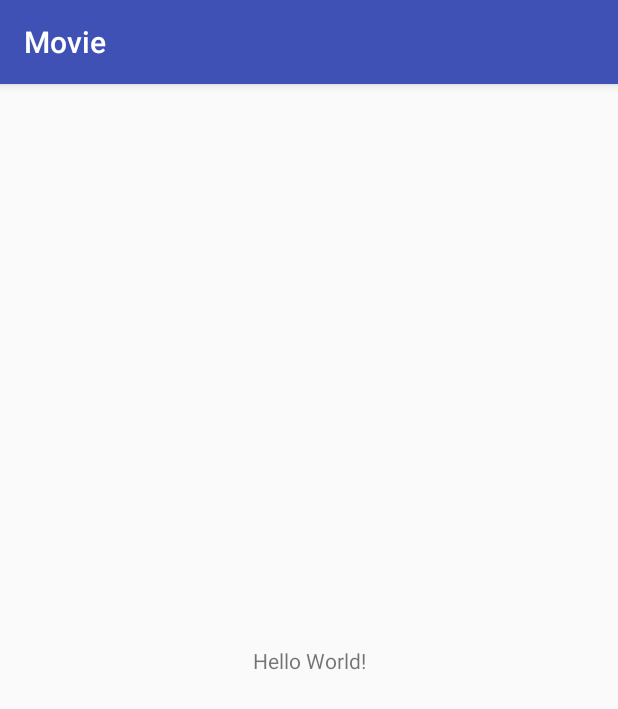
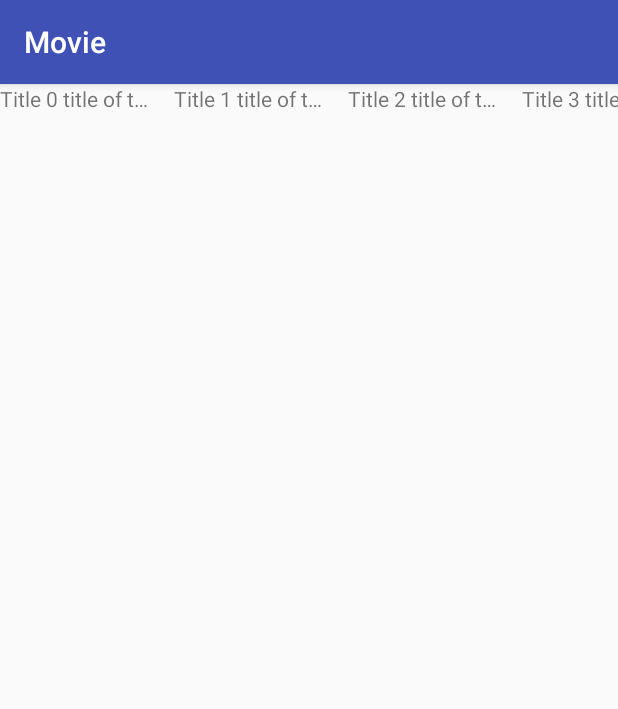
Before and after one commit to TripleTeam/Chuzi, an Android app: the screen it shows after launch (MainActivity), on a phone screen of 412 x 824 dp. Shown: the top 709 px of the screen. Run offline under Robolectric (Android 15) with nearby library versions, the phone set to English and light mode, and no system bars; our stand-ins replace RxJava; pictures from the network do not load.

Commit message:
add recycler view for movies

```diff
--- a/app/build.gradle
+++ b/app/build.gradle
@@ -21,6 +21,7 @@ android {
 dependencies {
     implementation fileTree(dir: 'libs', include: ['*.jar'])
     implementation 'com.android.support:appcompat-v7:26.1.0'
+    implementation 'com.android.support:recyclerview-v7:26.1.0'
     implementation 'com.android.support.constraint:constraint-layout:1.0.2'
 
     implementation 'com.squareup.retrofit2:retrofit:2.3.0'
@@ -31,5 +32,9 @@ dependencies {
     implementation "io.reactivex.rxjava2:rxjava:2.1.6"
     compile 'io.reactivex.rxjava2:rxandroid:2.0.1'
 
+
+    compile 'com.github.bumptech.glide:glide:4.3.1'
+    annotationProcessor 'com.github.bumptech.glide:compiler:4.3.1'
+
     testImplementation 'junit:junit:4.12'
 }
--- a/app/src/main/AndroidManifest.xml
+++ b/app/src/main/AndroidManifest.xml
@@ -1,6 +1,8 @@
 <?xml version="1.0" encoding="utf-8"?>
 <manifest xmlns:android="http://schemas.android.com/apk/res/android"
     package="com.want.movie">
+
+    <uses-permission android:name="android.permission.INTERNET" />
 
     <application
         android:name=".ui.App"
--- a/app/src/main/java/com/want/movie/model/data/MovieRepositoryMock.java
+++ b/app/src/main/java/com/want/movie/model/data/MovieRepositoryMock.java
@@ -34,6 +34,6 @@ public enum MovieRepositoryMock implements MovieRepository {
     private Movie generateMovie(int position) {
         String cover = "https://images-na.ssl-images-amazon.com/images/M/MV5BMTMxNTMwODM0NF5BMl5BanBnXkFtZTcwODAyMTk2Mw@@._V1_UX182_CR0,0,182,268_AL_.jpg";
         String url = "http://www.imdb.com/title/tt0468569/";
-        return new Movie("Title" + position, cover, url);
+        return new Movie("Title " + position + " title of the film will be here", cover, url);
     }
 }
--- a/app/src/main/java/com/want/movie/ui/App.java
+++ b/app/src/main/java/com/want/movie/ui/App.java
@@ -1,12 +1,28 @@
 package com.want.movie.ui;
 
 import android.app.Application;
+import android.content.Context;
 
 import com.want.movie.model.data.MovieRepository;
 import com.want.movie.model.data.MovieRepositoryMock;
 
+
+/**
+ * App contains a lot of hack logic for DI. It should be redesigned in testable way
+ */
 public class App extends Application {
 
+    private static App instance;
+
+    @Override
+    public void onCreate() {
+        super.onCreate();
+        instance = this;
+    }
+
+    public static Context getContext() {
+        return instance.getApplicationContext();
+    }
 
     public static MovieRepository getMovieRepository() {
         return MovieRepositoryMock.INSTANCE;
--- a/app/src/main/java/com/want/movie/ui/activities/MainActivity.java
+++ b/app/src/main/java/com/want/movie/ui/activities/MainActivity.java
@@ -1,15 +1,84 @@
 package com.want.movie.ui.activities;
 
+import android.support.annotation.NonNull;
 import android.support.v7.app.AppCompatActivity;
 import android.os.Bundle;
+import android.support.v7.widget.LinearLayoutManager;
+import android.support.v7.widget.RecyclerView;
+import android.widget.Toast;
 
 import com.want.movie.R;
+import com.want.movie.model.entities.Filter;
+import com.want.movie.model.entities.Movie;
+import com.want.movie.ui.App;
+import com.want.movie.ui.adapters.MoviesAdapter;
+import com.want.movie.ui.decorations.HorizontalSpaceDecoration;
+
+import java.util.ArrayList;
+import java.util.Collections;
+import java.util.List;
+
+import io.reactivex.Scheduler;
+import io.reactivex.android.schedulers.AndroidSchedulers;
+import io.reactivex.functions.Consumer;
+import io.reactivex.schedulers.Schedulers;
 
 public class MainActivity extends AppCompatActivity {
+
+    RecyclerView movieRecyclerView;
+
+    private final List<Movie> movies = new ArrayList<>();
+    private final Filter filter = new Filter(50, 50, 50, 50);
 
     @Override
     protected void onCreate(Bundle savedInstanceState) {
         super.onCreate(savedInstanceState);
         setContentView(R.layout.activity_main);
+        initRecyclerView();
+
+        fetchData();
+    }
+
+    private void initRecyclerView() {
+        movieRecyclerView = findViewById(R.id.movieRecyclerView);
+        movieRecyclerView.setLayoutManager(new LinearLayoutManager(this, LinearLayoutManager.HORIZONTAL, false));
+        movieRecyclerView.setAdapter(new MoviesAdapter(movies));
+
+        int spacePx = getResources().getDimensionPixelSize(R.dimen.movie_horizontal_space);
+        movieRecyclerView.addItemDecoration(new HorizontalSpaceDecoration(spacePx));
+    }
+
+    // TODO: 25/11/2017 get out from activity
+    private void fetchData() {
+        App
+                .getMovieRepository()
+                .getMovies(filter)
+                .subscribeOn(Schedulers.io())
+                .observeOn(AndroidSchedulers.mainThread())
+                .subscribe(onSuccess(), onError());
+    }
+
+    @NonNull
+    private Consumer<List<Movie>> onSuccess() {
+        return new Consumer<List<Movie>>() {
+            @Override
+            public void accept(List<Movie> movieList) throws Exception {
+                // TODO: 25/11/2017 use DiffUtil and notify only changed items. it will be affect on UI
+                movies.clear();
+                movies.addAll(movieList);
+                movieRecyclerView.getAdapter().notifyDataSetChanged();
+            }
+        };
+    }
+
+    @NonNull
+    private Consumer<Throwable> onError() {
+        return new Consumer<Throwable>() {
+            @Override
+            public void accept(Throwable throwable) throws Exception {
+                // TODO: 25/11/2017 show some placeholder view for user
+                Toast.makeText(MainActivity.this, "No connection", Toast.LENGTH_SHORT).show();
+            }
+        };
     }
 }
--- /dev/null
+++ b/app/src/main/java/com/want/movie/ui/adapters/MoviesAdapter.java
@@ -0,0 +1,85 @@
+package com.want.movie.ui.adapters;
+
+import android.content.Intent;
+import android.net.Uri;
+import android.support.annotation.NonNull;
+import android.support.v7.widget.RecyclerView;
+import android.view.LayoutInflater;
+import android.view.View;
+import android.view.ViewGroup;
+import android.widget.ImageView;
+import android.widget.TextView;
+
+import com.bumptech.glide.Glide;
+import com.bumptech.glide.request.RequestOptions;
+import com.want.movie.R;
+import com.want.movie.model.entities.Movie;
+import com.want.movie.ui.App;
+import com.want.movie.ui.listeners.OnItemClickedListener;
+
+import java.util.List;
+
+public class MoviesAdapter extends RecyclerView.Adapter<MoviesAdapter.MovieViewHolder> implements OnItemClickedListener {
+
+
+    private final List<Movie> movieList;
+
+    public MoviesAdapter(@NonNull List<Movie> movieList) {
+        this.movieList = movieList;
+    }
+
+    @Override
+    public MovieViewHolder onCreateViewHolder(ViewGroup parent, int viewType) {
+        LayoutInflater layoutInflater = LayoutInflater.from(parent.getContext());
+        View view = layoutInflater.inflate(R.layout.view_movie_item, parent, false);
+        return new MovieViewHolder(view, this);
+    }
+
+    @Override
+    public void onBindViewHolder(MovieViewHolder holder, int position) {
+        holder.bindMovie(movieList.get(position));
+    }
+
+    @Override
+    public int getItemCount() {
+        return movieList.size();
+    }
+
+    @Override
+    public void onItemClicked(int position) {
+        Movie movie = movieList.get(position);
+        openMovie(movie);
+    }
+
+    private void openMovie(Movie movie) {
+        Intent browserIntent = new Intent(Intent.ACTION_VIEW, Uri.parse(movie.getUrl()));
+        browserIntent.addFlags(Intent.FLAG_ACTIVITY_NEW_TASK);
+        App.getContext().startActivity(browserIntent);
+    }
+
+    static class MovieViewHolder extends RecyclerView.ViewHolder {
+
+        TextView titleView = itemView.findViewById(R.id.movieTitle);
+        ImageView imageView = itemView.findViewById(R.id.movieCover);
+
+        MovieViewHolder(View itemView, final OnItemClickedListener onItemClickedListener) {
+            super(itemView);
+            itemView.setOnClickListener(new View.OnClickListener() {
+                @Override
+                public void onClick(View v) {
+                    onItemClickedListener.onItemClicked(getAdapterPosition());
+                }
+            });
+        }
+
+        void bindMovie(Movie movie) {
+            titleView.setText(movie.getTitle());
+            Glide
+                    .with(imageView.getContext())
+                    .load(movie.getCover())
+                    .apply(RequestOptions.fitCenterTransform())
+                    .into(imageView);
+
+        }
+    }
+}
--- /dev/null
+++ b/app/src/main/java/com/want/movie/ui/decorations/HorizontalSpaceDecoration.java
@@ -0,0 +1,22 @@
+package com.want.movie.ui.decorations;
+
+import android.graphics.Rect;
+import android.support.v7.widget.RecyclerView;
+import android.view.View;
+
+public class HorizontalSpaceDecoration extends RecyclerView.ItemDecoration {
+
+    private final int spacePx;
+
+    public HorizontalSpaceDecoration(int spacePx) {
+        this.spacePx = spacePx;
+    }
+
+    @Override
+    public void getItemOffsets(Rect outRect, View view, RecyclerView parent, RecyclerView.State state) {
+        super.getItemOffsets(outRect, view, parent, state);
+        if (parent.getChildAdapterPosition(view) != 0) {
+            outRect.left = spacePx;
+        }
+    }
+}
--- /dev/null
+++ b/app/src/main/java/com/want/movie/ui/listeners/OnItemClickedListener.java
@@ -0,0 +1,5 @@
+package com.want.movie.ui.listeners;
+
+public interface OnItemClickedListener {
+    void onItemClicked(int position);
+}
--- a/app/src/main/res/layout/activity_main.xml
+++ b/app/src/main/res/layout/activity_main.xml
@@ -1,18 +1,8 @@
 <?xml version="1.0" encoding="utf-8"?>
-<android.support.constraint.ConstraintLayout xmlns:android="http://schemas.android.com/apk/res/android"
-    xmlns:app="http://schemas.android.com/apk/res-auto"
-    xmlns:tools="http://schemas.android.com/tools"
+<RelativeLayout xmlns:android="http://schemas.android.com/apk/res/android"
     android:layout_width="match_parent"
-    android:layout_height="match_parent"
-    tools:context="com.want.movie.com.want.ui.activities.MainActivity">
+    android:layout_height="match_parent">
 
-    <TextView
-        android:layout_width="wrap_content"
-        android:layout_height="wrap_content"
-        android:text="Hello World!"
-        app:layout_constraintBottom_toBottomOf="parent"
-        app:layout_constraintLeft_toLeftOf="parent"
-        app:layout_constraintRight_toRightOf="parent"
-        app:layout_constraintTop_toTopOf="parent" />
+    <include layout="@layout/view_movie_list" />
 
-</android.support.constraint.ConstraintLayout>
+</RelativeLayout>
--- /dev/null
+++ b/app/src/main/res/layout/view_movie_item.xml
@@ -0,0 +1,24 @@
+<?xml version="1.0" encoding="utf-8"?>
+<RelativeLayout xmlns:android="http://schemas.android.com/apk/res/android"
+    xmlns:tools="http://schemas.android.com/tools"
+    android:layout_width="wrap_content"
+    android:layout_height="wrap_content">
+
+    <ImageView
+        android:id="@+id/movieCover"
+        android:layout_width="100dp"
+        android:layout_height="wrap_content"
+        android:contentDescription="@string/content_description_movie_poster"
+        tools:src="@drawable/ic_launcher_background" />
+
+    <TextView
+        android:id="@+id/movieTitle"
+        android:layout_width="match_parent"
+        android:layout_height="wrap_content"
+        android:layout_alignEnd="@id/movieCover"
+        android:layout_alignStart="@id/movieCover"
+        android:layout_below="@id/movieCover"
+        android:ellipsize="end"
+        android:singleLine="true"
+        tools:text="Name of movieww will be here" />
+</RelativeLayout>
--- /dev/null
+++ b/app/src/main/res/layout/view_movie_list.xml
@@ -0,0 +1,7 @@
+<?xml version="1.0" encoding="utf-8"?>
+<android.support.v7.widget.RecyclerView xmlns:android="http://schemas.android.com/apk/res/android"
+    android:id="@+id/movieRecyclerView"
+    android:layout_width="match_parent"
+    android:layout_height="wrap_content"
+    android:clipToPadding="false"
+    android:scrollbarStyle="outsideOverlay" />
--- /dev/null
+++ b/app/src/main/res/values/dimens.xml
@@ -0,0 +1,4 @@
+<?xml version="1.0" encoding="utf-8"?>
+<resources>
+    <dimen name="movie_horizontal_space">16dp</dimen>
+</resources>
--- a/app/src/main/res/values/strings.xml
+++ b/app/src/main/res/values/strings.xml
@@ -1,3 +1,4 @@
 <resources>
     <string name="app_name">Movie</string>
+    <string name="content_description_movie_poster">Movie poster</string>
 </resources>
```
